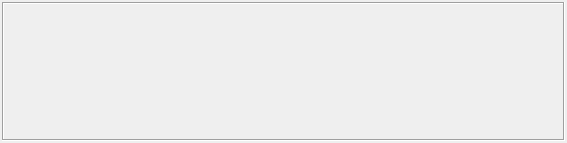
First picture: the form in wmiib2.ui, repository reubenshaffer2/wmiib2, before the edit.
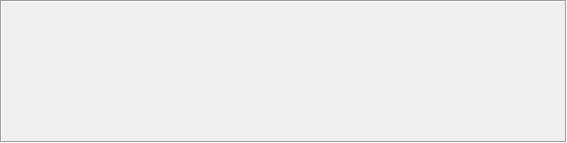
Second picture: the form after the edit.

Commit message: try making the window resize before adding the new icons, and add sleeps to make sure qt does it

Diff of the .ui file:
```diff
--- a/wmiib2.ui
+++ b/wmiib2.ui
@@ -14,17 +14,20 @@
    <string>IconBox (wmiib2)</string>
   </property>
   <layout class="QHBoxLayout" name="horizontalLayout">
+   <property name="spacing">
+    <number>0</number>
+   </property>
    <property name="leftMargin">
-    <number>2</number>
+    <number>0</number>
    </property>
    <property name="topMargin">
-    <number>2</number>
+    <number>0</number>
    </property>
    <property name="rightMargin">
-    <number>2</number>
+    <number>0</number>
    </property>
    <property name="bottomMargin">
-    <number>2</number>
+    <number>0</number>
    </property>
    <item>
     <widget class="QFrame" name="frame">
```
The commit also changes 2 other files.
